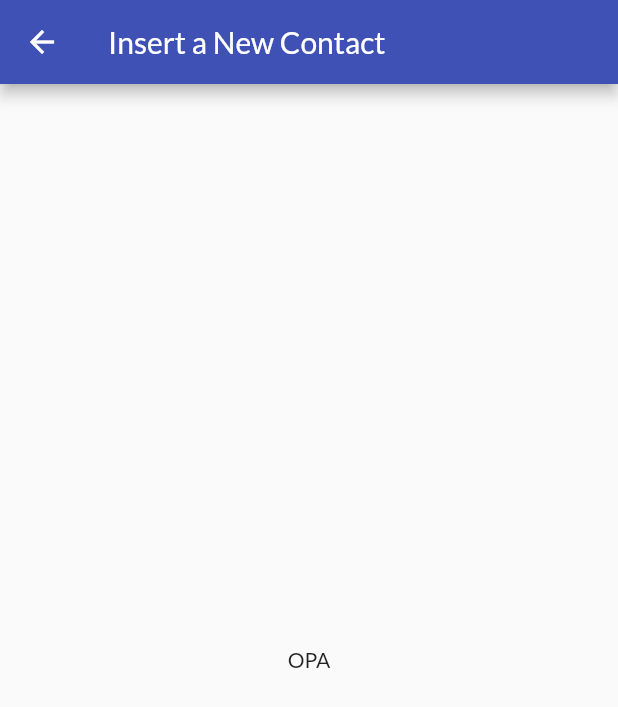
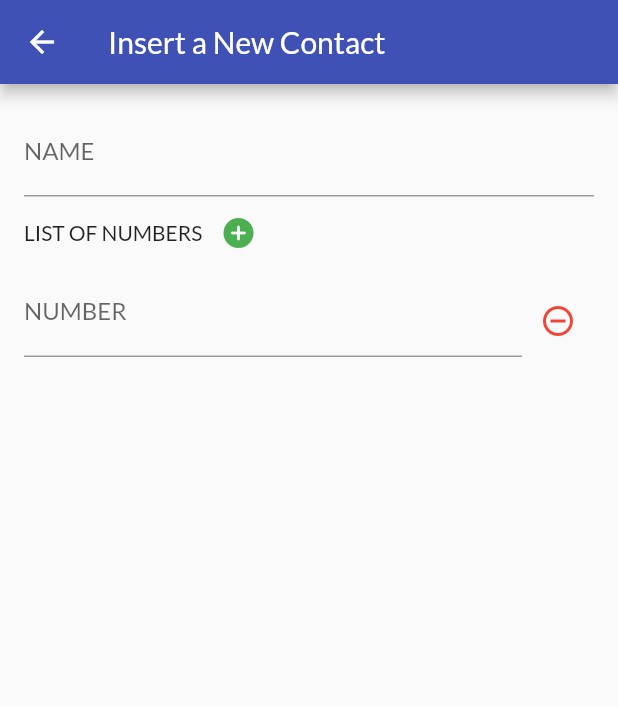
Before and after one commit to MateusBU/ContatosApp, a Flutter app: the screen it shows after launch, after a tap on the "expand more" icon, after a tap on the "add circle outline" icon, on a phone screen of 412 x 824 dp. Shown: the top 707 px of the screen. Run offline on Flutter 3.47's test engine with Material 2 defaults, Android fonts, the phone set to English and light mode, and no system bars.

Commit message:
Implementado nova função no Form

```diff
--- a/contatos/lib/components/contact_item_widget.dart
+++ b/contatos/lib/components/contact_item_widget.dart
@@ -1,13 +1,10 @@
 import 'package:flutter/material.dart';
+import 'package:provider/provider.dart';
 
 import '../models/contact.dart';
 import '../routes/routes_app.dart';
 
 class ContactItemWidget extends StatefulWidget {
-
-  const ContactItemWidget(this.contact);
-
-  final Contact contact;
 
   @override
   State<ContactItemWidget> createState() => _ContactItemWidgetState();
@@ -18,6 +15,7 @@ class _ContactItemWidgetState extends State<ContactItemWidget> {
 
   @override
   Widget build(BuildContext context) {
+    final contact = Provider.of<Contact>(context,listen:false);
     return  Card(
       margin: const EdgeInsets.symmetric(
         vertical: 5,
@@ -30,8 +28,8 @@ class _ContactItemWidgetState extends State<ContactItemWidget> {
               backgroundColor: Colors.black,
               child: Text('M', style: TextStyle(fontSize: 25 ),),
             ),
-            title: Text(widget.contact.name),
-            subtitle: Text(widget.contact.number[0]),
+            title: Text(contact.name),
+            subtitle: Text(contact.number[0]),
             trailing: IconButton(
               onPressed: () {
                 setState(() {
@@ -56,7 +54,7 @@ class _ContactItemWidgetState extends State<ContactItemWidget> {
                         onPressed: () {
                           Navigator.of(context).pushNamed(
                             AppRoutes.CONTACT_DETAIL,
-                            arguments: widget.contact,
+                            arguments: contact,
                           );
                         },
                         iconSize: 35,
--- a/contatos/lib/main.dart
+++ b/contatos/lib/main.dart
@@ -26,9 +26,9 @@ class MyApp extends StatelessWidget {
           fontFamily: 'Lato',
         ),
         routes: {
-          AppRoutes.HOME: (context) => ContactsOverviewPage(),
-          AppRoutes.CONTACT_DETAIL: (context) => const ContactDetailPage(),
-          AppRoutes.CONTACT_FORM: (context) => const ContactFormPage(),
+          AppRoutes.HOME: (context) => const ContactsOverviewPage(),
+          AppRoutes.CONTACT_DETAIL: (context) =>  const ContactDetailPage(),
+          AppRoutes.CONTACT_FORM: (context) => ContactFormPage(),
         },
       ),
     );
--- a/contatos/lib/pages/contact_detail_page.dart
+++ b/contatos/lib/pages/contact_detail_page.dart
@@ -1,20 +1,24 @@
 
 import 'package:flutter/material.dart';
-import 'package:provider/provider.dart';
 
 import '../models/contact.dart';
 
 
 
-class ContactDetailPage extends StatelessWidget {
+class ContactDetailPage extends StatefulWidget{
 
 
   const ContactDetailPage();
 
   @override
+  State<ContactDetailPage> createState() => _ContactDetailPageState();
+}
+
+class _ContactDetailPageState extends State<ContactDetailPage> {
+  @override
   Widget build(BuildContext context) {
     final Contact contact = ModalRoute.of(context)!.settings.arguments as Contact;
-    final c = Provider.of<Contact>(context,listen:false);
+    //final c = Provider.of<Contact>(context,listen:false);
     return Scaffold(
       appBar: AppBar(
         title: Text(contact.name),
@@ -62,7 +66,8 @@ class ContactDetailPage extends StatelessWidget {
                     alignment: Alignment.centerRight,
                     child:  IconButton(
                       onPressed: (){
-                        c.toggleFavorite();
+                        contact.toggleFavorite();
+                        setState(() {});
                       },
                       icon: Icon(Icons.star,  color: contact.isFavorite ? Colors.amber : Colors.grey),
                       ),
--- a/contatos/lib/pages/contact_form_page.dart
+++ b/contatos/lib/pages/contact_form_page.dart
@@ -1,7 +1,71 @@
+
+
 import 'package:flutter/material.dart';
 
-class ContactFormPage extends StatelessWidget {
+import '../models/contact.dart';
+
+class ContactFormPage extends StatefulWidget {
+
+
   const ContactFormPage({super.key});
+
+  @override
+  State<ContactFormPage> createState() => _ContactFormPageState();
+}
+
+class _ContactFormPageState extends State<ContactFormPage> {
+  final _formKey = GlobalKey<FormState>();
+
+  final _formData = <String, Object>{};
+
+  static int quantityNumber = 1;
+
+  @override
+  void didChangeDependencies() {
+
+    super.didChangeDependencies();
+
+    if(_formData.isEmpty){
+      final arg = ModalRoute.of(context)!.settings.arguments;
+
+      if(arg != null){
+        final contact = arg as Contact;
+
+        _formData['id'] = contact.id;
+        _formData['name'] = contact.name;
+        _formData['number'] = contact.number;
+      }
+    }
+  }
+
+  List<Widget> _addNumber(){
+    List<Widget> numberTextField = [];
+    for (int i = 0; i< quantityNumber; i++){
+      numberTextField.add(
+        Row(
+          crossAxisAlignment: CrossAxisAlignment.end,
+          children: [
+            Expanded(
+              child: TextFormField(
+                initialValue: _formData['number']?.toString(),
+                decoration: const InputDecoration(labelText: 'NUMBER'),
+                textInputAction: TextInputAction.next,
+              ),
+            ),
+            IconButton(
+              onPressed: (){
+                setState(() {
+                  quantityNumber--;
+                });
+              },
+              icon: const Icon(Icons.remove_circle_outline, color: Colors.red,),
+            ),
+          ],
+        ),
+      );
+    }
+    return numberTextField;
+  }
 
   @override
   Widget build(BuildContext context) {
@@ -9,7 +73,43 @@ class ContactFormPage extends StatelessWidget {
       appBar: AppBar(
         title: const Text('Insert a New Contact'),
       ),
-      body: const Center(child: Text('OPA')),
+      body: Form(
+        key: _formKey,
+        child: Padding(
+          padding: const EdgeInsets.all(16.0),
+          child: Column(
+            crossAxisAlignment: CrossAxisAlignment.start,
+            children: [
+              TextFormField(
+                initialValue: _formData['name']?.toString(),
+                decoration: const InputDecoration(labelText: 'NAME'),
+                textInputAction: TextInputAction.next,
+              ),
+              Expanded(
+                child: ListView(
+                  children: [
+                    Row(
+                      crossAxisAlignment: CrossAxisAlignment.center,
+                      children: [
+                        const Text('LIST OF NUMBERS'),
+                        IconButton(
+                          onPressed: (){
+                            setState(() {
+                              quantityNumber++;
+                            });
+                          },
+                          icon: const Icon(Icons.add_circle_rounded, color: Colors.green,),
+                        ),
+                      ],
+                    ),
+                    ..._addNumber(),
+                  ],
+                ),
+              ),
+            ],
+          ),
+        ),
+      )
     );
   }
 }
--- a/contatos/lib/pages/contacts_overview_page.dart
+++ b/contatos/lib/pages/contacts_overview_page.dart
@@ -1,5 +1,4 @@
 import 'package:contatos/components/contact_item_widget.dart';
-import 'package:contatos/data/dummy_data.dart';
 import 'package:flutter/material.dart';
 import 'package:provider/provider.dart';
 
@@ -42,7 +41,10 @@ class ContactsOverviewPage extends StatelessWidget {
             child: ListView.builder(
               itemCount: contacts.length,
               itemBuilder: (
-                (ctx, index) => ContactItemWidget(contacts[index])
+                (ctx, index) => ChangeNotifierProvider.value(
+                  value: contacts[index],
+                  child: ContactItemWidget(),
+                )
               ),
             ),
           ),
```
